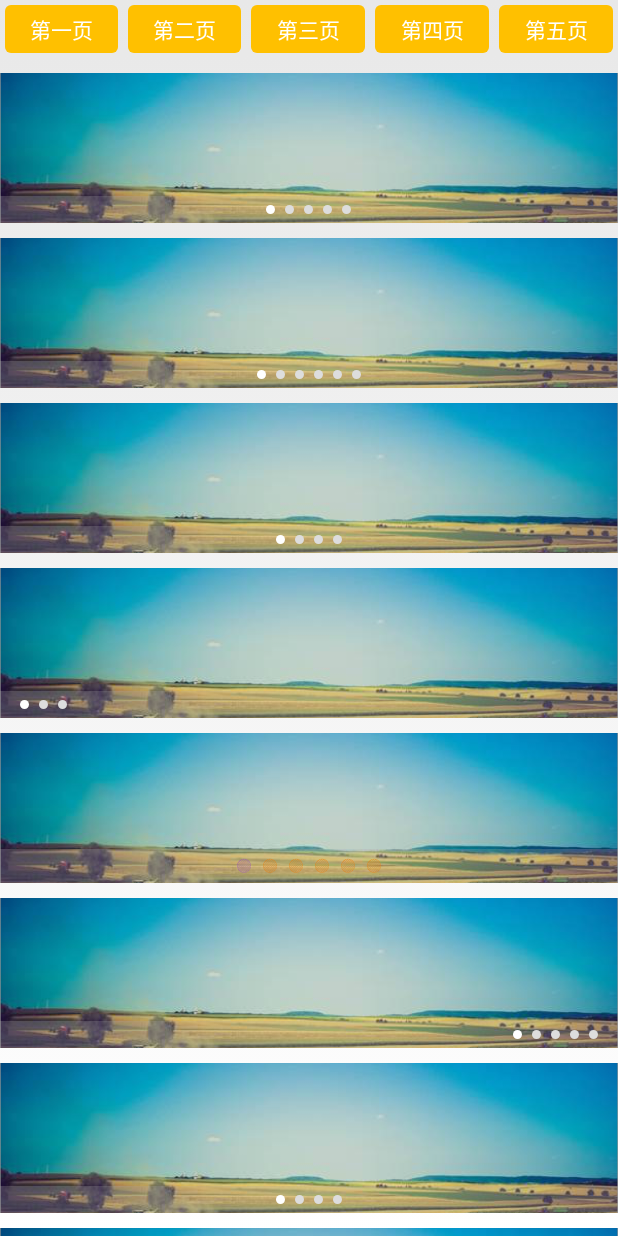
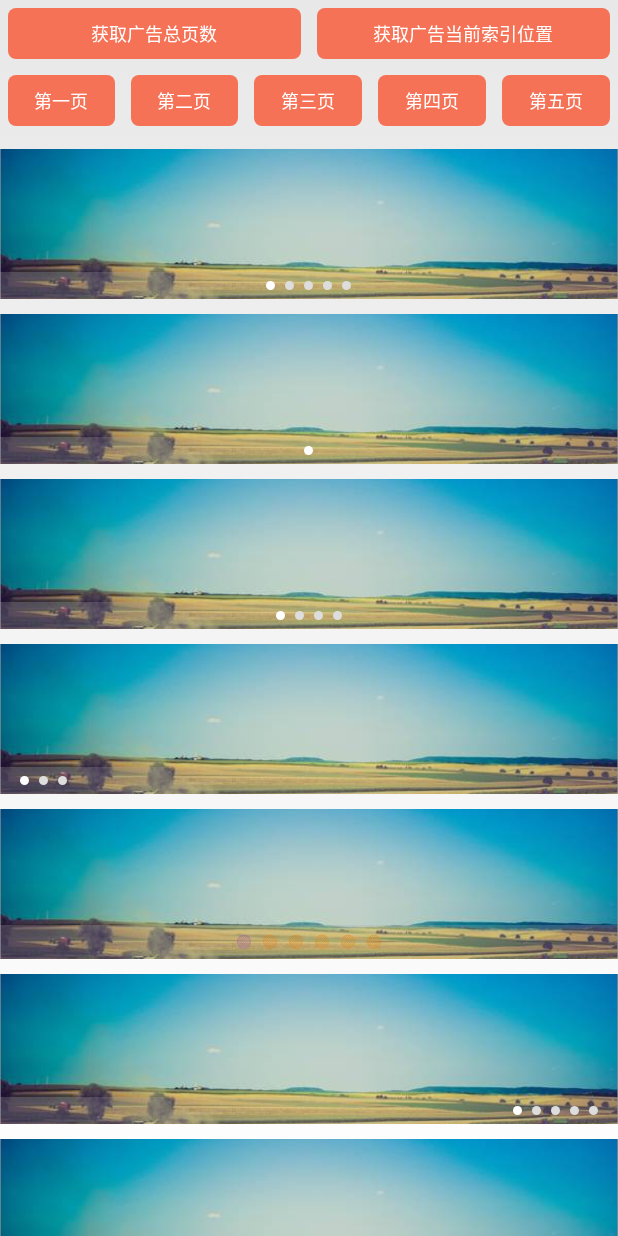
Before and after one commit to bingoogolapple/BGABanner-Android, an Android app: the MainActivity screen opened directly, with no data from a screen before it, on a phone screen of 412 x 824 dp. Run offline under Robolectric (Android 15) with nearby library versions, the phone set to English and light mode, and no system bars; libraries missing offline, so code that uses them is left out: com.nineoldandroids.view; pictures from the network do not load; 75 statements that could not run were skipped.

Commit message:
「update」测试只有2页和1一页的情况

```diff
--- a/demo/src/main/java/cn/bingoogolapple/bgabanner/demo/engine/Engine.java
+++ b/demo/src/main/java/cn/bingoogolapple/bgabanner/demo/engine/Engine.java
@@ -3,6 +3,7 @@ package cn.bingoogolapple.bgabanner.demo.engine;
 import cn.bingoogolapple.bgabanner.demo.model.BannerModel;
 import retrofit2.Call;
 import retrofit2.http.GET;
+import retrofit2.http.Path;
 
 
 /**
@@ -11,6 +12,11 @@ import retrofit2.http.GET;
  * 描述:
  */
 public interface Engine {
+    @GET("1item.json")
+    Call<BannerModel> oneItem();
+
+    @GET("2item.json")
+    Call<BannerModel> twoItem();
 
     @GET("3item.json")
     Call<BannerModel> threeItem();
@@ -24,4 +30,6 @@ public interface Engine {
     @GET("6item.json")
     Call<BannerModel> sixItem();
 
+    @GET("{itemCount}item.json")
+    Call<BannerModel> fetchItemsWithItemCount(@Path("itemCount") int itemCount);
 }
--- a/demo/src/main/java/cn/bingoogolapple/bgabanner/demo/ui/activity/MainActivity.java
+++ b/demo/src/main/java/cn/bingoogolapple/bgabanner/demo/ui/activity/MainActivity.java
@@ -115,10 +115,10 @@ public class MainActivity extends Activity {
 
     private void initCube() {
         mCubeBanner = (BGABanner) findViewById(R.id.banner_main_cube);
-        mCubeViews = getViews(6);
+        mCubeViews = getViews(1);
         mCubeBanner.setViews(mCubeViews);
 
-        mEngine.sixItem().enqueue(new Callback<BannerModel>() {
+        mEngine.oneItem().enqueue(new Callback<BannerModel>() {
             @Override
             public void onResponse(Call<BannerModel> call, Response<BannerModel> response) {
                 BannerModel bannerModel = response.body();
@@ -374,6 +374,7 @@ public class MainActivity extends Activity {
         return views;
     }
 
+
     public void onClick(View v) {
         switch (v.getId()) {
             case R.id.btn_main_1:
@@ -391,6 +392,12 @@ public class MainActivity extends Activity {
             case R.id.btn_main_5:
                 mDefaultBanner.setCurrentItem(4);
                 break;
+            case R.id.btn_main_get_item_count:
+                Toast.makeText(App.getInstance(), "广告条总页数为 " + mDefaultBanner.getItemCount(), Toast.LENGTH_SHORT).show();
+                break;
+            case R.id.btn_main_get_current_item:
+                Toast.makeText(App.getInstance(), "广告当前索引位置为 " + mDefaultBanner.getCurrentItem(), Toast.LENGTH_SHORT).show();
+                break;
             default:
                 break;
         }
--- a/demo/src/main/res/drawable/selector_btn_orange.xml
+++ b/demo/src/main/res/drawable/selector_btn_orange.xml
@@ -1,15 +1,15 @@
 <?xml version="1.0" encoding="utf-8"?>
 <selector xmlns:android="http://schemas.android.com/apk/res/android">
-    <item android:state_enabled="true" android:state_pressed="true">
+    <item android:state_pressed="true">
         <shape android:shape="rectangle">
-            <solid android:color="#99ffc000" />
-            <corners android:radius="4dp" />
+            <solid android:color="@color/colorPrimaryDarkTrans" />
+            <corners android:radius="5dp" />
         </shape>
     </item>
     <item>
         <shape android:shape="rectangle">
-            <solid android:color="#ffc000" />
-            <corners android:radius="4dp" />
+            <solid android:color="@color/colorPrimaryDark" />
+            <corners android:radius="5dp" />
         </shape>
     </item>
 
--- a/demo/src/main/res/layout/activity_main.xml
+++ b/demo/src/main/res/layout/activity_main.xml
@@ -6,30 +6,49 @@
     <LinearLayout style="@style/MatchWrap.Vertical">
 
         <LinearLayout style="@style/MatchWrap.Horizontal">
+            <Button
+                android:id="@+id/btn_main_get_item_count"
+                style="@style/AutoWrapTv"
+                android:onClick="onClick"
+                android:text="获取广告总页数" />
+
+            <Button
+                android:id="@+id/btn_main_get_current_item"
+                style="@style/AutoWrapTv"
+                android:onClick="onClick"
+                android:text="获取广告当前索引位置" />
+        </LinearLayout>
+
+        <LinearLayout style="@style/MatchWrap.Horizontal">
 
             <Button
                 android:id="@+id/btn_main_1"
-                style="@style/MainBtn"
+                style="@style/AutoWrapTv"
+                android:onClick="onClick"
                 android:text="第一页" />
 
             <Button
                 android:id="@+id/btn_main_2"
-                style="@style/MainBtn"
+                style="@style/AutoWrapTv"
+                android:onClick="onClick"
                 android:text="第二页" />
 
             <Button
                 android:id="@+id/btn_main_3"
-                style="@style/MainBtn"
+                style="@style/AutoWrapTv"
+                android:onClick="onClick"
                 android:text="第三页" />
 
             <Button
                 android:id="@+id/btn_main_4"
-                style="@style/MainBtn"
+                style="@style/AutoWrapTv"
+                android:onClick="onClick"
                 android:text="第四页" />
 
             <Button
                 android:id="@+id/btn_main_5"
-                style="@style/MainBtn"
+                style="@style/AutoWrapTv"
+                android:onClick="onClick"
                 android:text="第五页" />
         </LinearLayout>
 
--- /dev/null
+++ b/demo/src/main/res/values/colors.xml
@@ -0,0 +1,8 @@
+<?xml version="1.0" encoding="utf-8"?>
+<resources>
+    <color name="colorPrimaryDark">#f57257</color>
+    <color name="colorPrimary">#f46444</color>
+    <color name="navigationBarColor">#f46444</color>
+
+    <color name="colorPrimaryDarkTrans">#CCf57257</color>
+</resources>
--- a/demo/src/main/res/values/styles.xml
+++ b/demo/src/main/res/values/styles.xml
@@ -34,12 +34,27 @@
         <item name="banner_tipTextColor">@android:color/white</item>
     </style>
 
-    <style name="MainBtn" parent="AutoWrap">
+    <style name="MatchWrapTv" parent="MatchWrap">
+        <item name="android:textSize">12sp</item>
+        <item name="android:textColor">@android:color/white</item>
+        <item name="android:gravity">center</item>
+        <item name="android:background">@drawable/selector_btn_orange</item>
+        <item name="android:layout_margin">10dp</item>
         <item name="android:onClick">onClick</item>
+        <item name="android:padding">8dp</item>
+    </style>
+
+    <style name="AutoWrapTv" parent="AutoWrap">
+        <item name="android:textSize">12sp</item>
+        <item name="android:textColor">@android:color/white</item>
+        <item name="android:gravity">center</item>
         <item name="android:background">@drawable/selector_btn_orange</item>
-        <item name="android:textColor">@android:color/white</item>
-        <item name="android:padding">5dp</item>
-        <item name="android:layout_margin">3dp</item>
+        <item name="android:layout_margin">5dp</item>
+        <item name="android:onClick">onClick</item>
+        <item name="android:paddingLeft">4dp</item>
+        <item name="android:paddingRight">4dp</item>
+        <item name="android:paddingTop">8dp</item>
+        <item name="android:paddingBottom">8dp</item>
     </style>
 
 </resources>
--- a/library/src/main/java/cn/bingoogolapple/bgabanner/BGABanner.java
+++ b/library/src/main/java/cn/bingoogolapple/bgabanner/BGABanner.java
@@ -276,7 +276,24 @@ public class BGABanner extends RelativeLayout implements BGAViewPager.AutoPlayDe
      * @return
      */
     public int getCurrentItem() {
-        return mViewPager.getCurrentItem();
+        return mViewPager.getCurrentItem() % mViews.size();
+    }
+
+    /**
+     * 获取广告页面总个数
+     *
+     * @return
+     */
+    public int getItemCount() {
+        return mViews == null ? 0 : mViews.size();
+    }
+
+    public List<? extends View> getViews() {
+        return mViews;
+    }
+
+    public List<String> getTips() {
+        return mTips;
     }
 
     public BGAViewPager getViewPager() {
```
